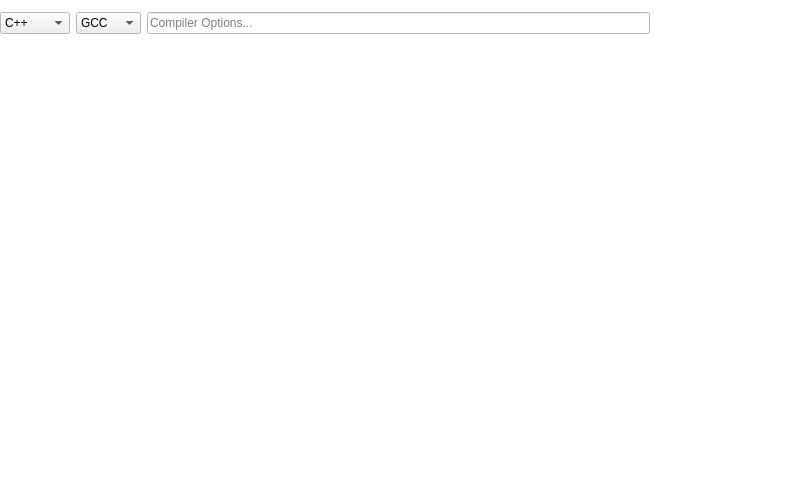
The window that mainwindow.ui (missdeer/CodeInspector) describes before a commit, drawn with Qt 5.
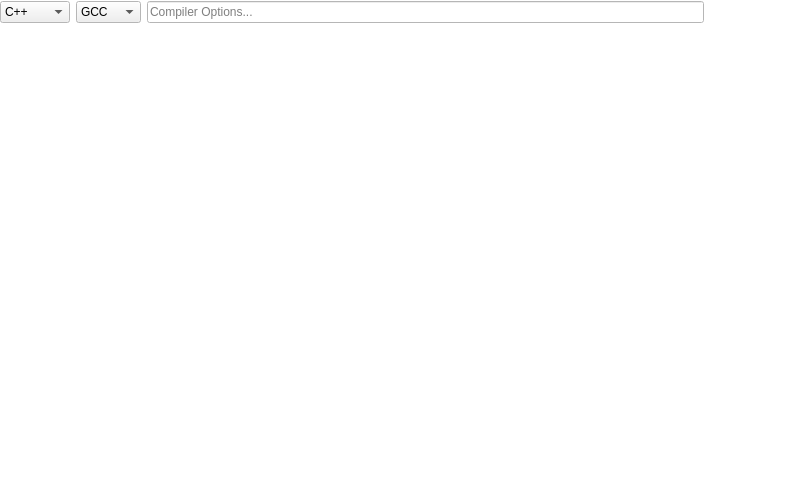
The same window after the commit. Icons and pictures are not drawn.

The edit to the form file:
```diff
--- a/mainwindow.ui
+++ b/mainwindow.ui
@@ -159,6 +159,9 @@
         <property name="placeholderText">
          <string>Compiler Options...</string>
         </property>
+        <property name="clearButtonEnabled">
+         <bool>true</bool>
+        </property>
        </widget>
       </item>
       <item>
@@ -187,12 +190,6 @@
       </item>
       <item>
        <widget class="QPushButton" name="btnConfiguration">
-        <property name="font">
-         <font>
-          <family>Segoe UI Symbol</family>
-          <pointsize>24</pointsize>
-         </font>
-        </property>
         <property name="styleSheet">
          <string notr="true">background-color:#FFFFFF;
 border: 0;
```
